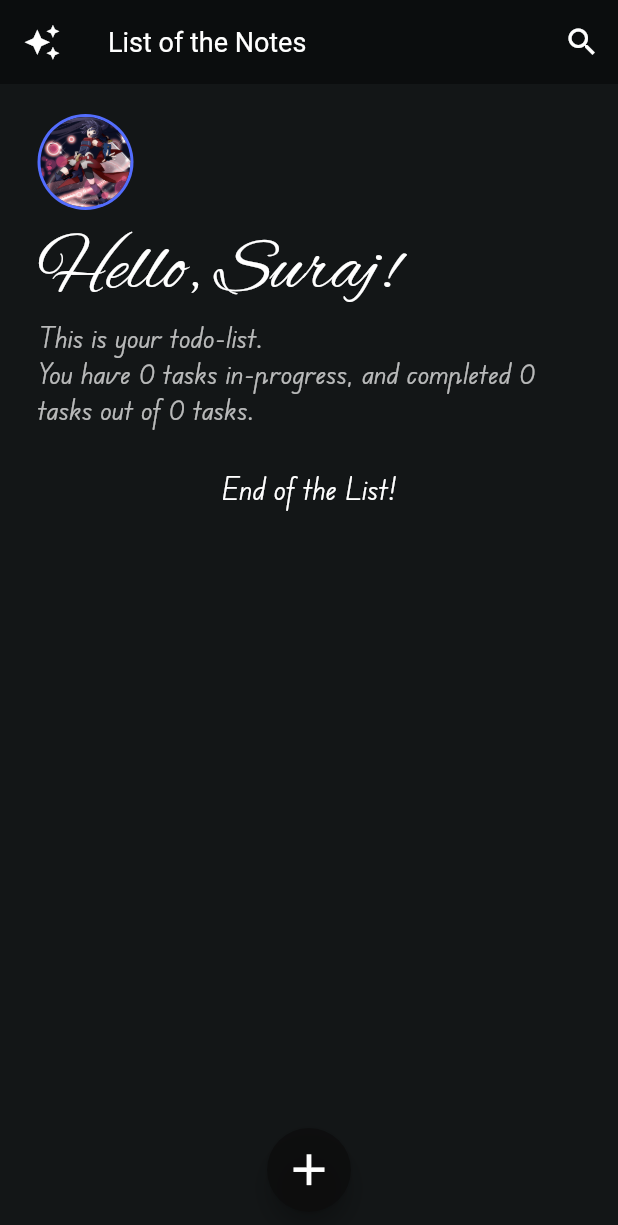
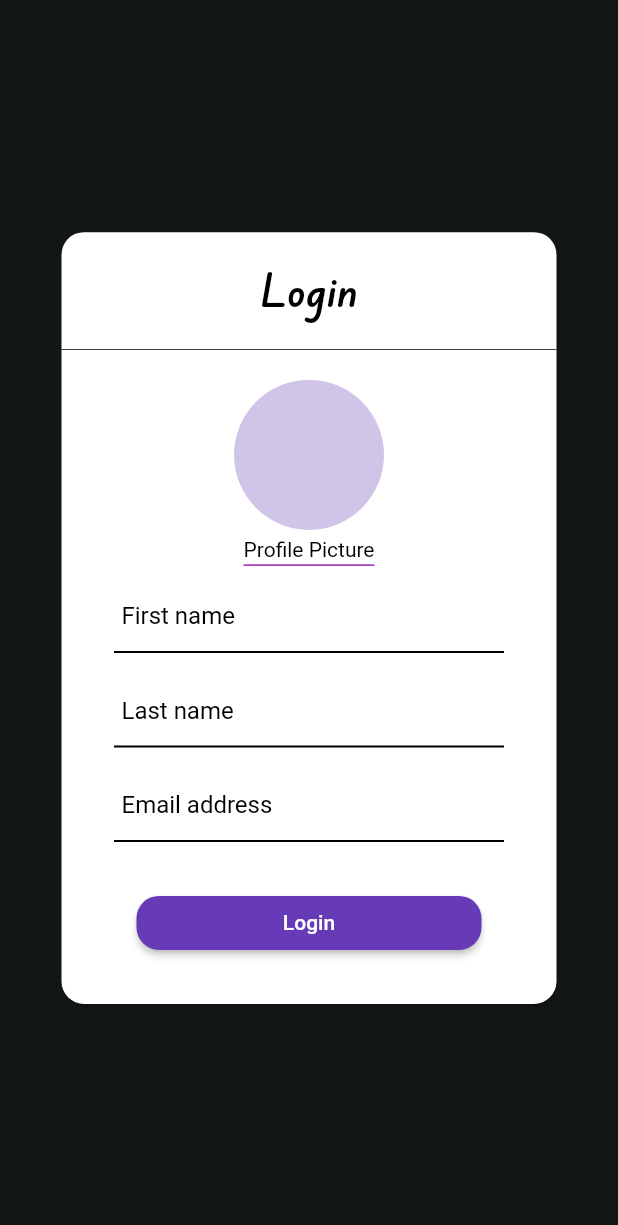
Before and after one commit to surajmgr/Completed_todon_v_a_db, a Flutter app: the screen it shows after launch, on a phone screen of 412 x 824 dp. Shown: the top 1225 px of the screen. Run offline on Flutter 3.47's test engine with Material 2 defaults, Android fonts, the phone set to English and light mode, and no system bars; our stand-ins replace hive, hive_flutter, shared_preferences; missing offline and left inert: build_daemon; accounts and stored records are empty.

Commit message:
try#hive_day4

```diff
--- a/lib/constants/const.dart
+++ b/lib/constants/const.dart
@@ -1 +1,7 @@
+import 'package:shared_preferences/shared_preferences.dart';
+
 bool isChanged = false;
+
+class Constants {
+  static SharedPreferences? prefs;
+}
--- a/lib/main.dart
+++ b/lib/main.dart
@@ -1,8 +1,11 @@
 import 'package:flutter/material.dart';
+import 'package:shared_preferences/shared_preferences.dart';
+import 'package:todon_v_a_db/constants/const.dart';
 import 'package:todon_v_a_db/database/note.dart';
 import 'package:todon_v_a_db/pages/homepg.dart';
 import 'package:hive/hive.dart';
 import 'package:hive_flutter/hive_flutter.dart';
+import 'package:todon_v_a_db/pages/login.dart';
 
 Future main() async {
   // Initialize
@@ -17,6 +20,9 @@ Future main() async {
   await Hive.openBox<Note>('notes');
   await Hive.openBox<UserInfo>('user');
 
+  // Shared Prefs
+  Constants.prefs = await SharedPreferences.getInstance();
+
   // Run the widgets
   runApp(const MyApp());
 }
@@ -26,10 +32,11 @@ class MyApp extends StatelessWidget {
 
   @override
   Widget build(BuildContext context) {
+    Constants.prefs!.setBool("loggedIn", false);
     return MaterialApp(
       debugShowCheckedModeBanner: false,
       title: "New TODO App Practice",
-      home: HomePage(),
+      home: Constants.prefs!.getBool("loggedIn") == true ? HomePage() : Login(),
       theme: ThemeData(
         primaryColor: Colors.white,
         textTheme: Theme.of(context).textTheme.apply(
--- /dev/null
+++ b/lib/pages/login.dart
@@ -0,0 +1,238 @@
+import 'package:flutter/material.dart';
+import 'package:todon_v_a_db/constants/const.dart';
+import 'package:todon_v_a_db/pages/homepg.dart';
+
+class Login extends StatefulWidget {
+  // const Login({super.key});
+
+  @override
+  State<Login> createState() => _LoginState();
+}
+
+class _LoginState extends State<Login> {
+  final firstNameController = TextEditingController();
+  final lastNameController = TextEditingController();
+  final emailController = TextEditingController();
+  // final avatarController;
+  @override
+  Widget build(BuildContext context) {
+    return Scaffold(
+      body: Center(
+        child: Column(
+          mainAxisAlignment: MainAxisAlignment.center,
+          crossAxisAlignment: CrossAxisAlignment.center,
+          children: [
+            Card(
+              shape: RoundedRectangleBorder(
+                borderRadius: BorderRadius.circular(15.0),
+              ),
+              color: Colors.white,
+              child: Column(
+                children: [
+                  Container(
+                    width: 330,
+                    decoration: const BoxDecoration(
+                      border: Border(
+                        bottom: BorderSide(
+                          color: Colors.black,
+                          width: 0.5,
+                        ),
+                      ),
+                    ),
+                    child: const Padding(
+                      padding: EdgeInsets.all(20.0),
+                      child: Text(
+                        "Login",
+                        textAlign: TextAlign.center,
+                        style: TextStyle(
+                          color: Colors.black,
+                          fontFamily: 'Edu VIC',
+                          fontSize: 30,
+                          fontWeight: FontWeight.w600,
+                          // decoration: TextDecoratio
+                        ),
+                      ),
+                    ),
+                  ),
+                  // Profile Picture
+                  Container(
+                    // height: 100,
+                    width: 330,
+                    child: Padding(
+                      padding: const EdgeInsets.only(top: 20),
+                      child: Column(
+                        children: [
+                          CircleAvatar(radius: 50),
+                          const SizedBox(
+                            height: 5,
+                          ),
+                          Container(
+                            padding: const EdgeInsets.only(
+                              bottom: 2, // Space between underline and text
+                            ),
+                            decoration: const BoxDecoration(
+                                border: Border(
+                                    bottom: BorderSide(
+                              color: Colors.purple,
+                              width: 1.0, // Underline thickness
+                            ))),
+                            child: const Text(
+                              "Profile Picture",
+                              style: TextStyle(
+                                color: Colors.black,
+                              ),
+                            ),
+                          ),
+                        ],
+                      ),
+                    ),
+                  ),
+                  // First Name
+                  Container(
+                    width: 320,
+                    child: Padding(
+                      padding: const EdgeInsets.only(
+                          top: 10, bottom: 15, left: 30, right: 30),
+                      child: TextFormField(
+                        maxLength: 15,
+                        maxLines: 1,
+                        controller: firstNameController,
+                        onChanged: (value) {
+                          debugPrint(
+                              "Something changed in the Title Text Field!");
+                        },
+                        style: TextStyle(color: Colors.black),
+                        decoration: InputDecoration(
+                          counterText: "",
+                          labelText: "First name",
+                          labelStyle: TextStyle(color: Colors.black),
+                          enabledBorder: UnderlineInputBorder(
+                            borderSide: const BorderSide(
+                                width: 1.2, color: Colors.black),
+                            // borderRadius: BorderRadius.circular(5.0),
+                          ),
+                          focusedBorder: OutlineInputBorder(
+                            borderSide: const BorderSide(
+                                width: 1.2, color: Colors.purple),
+                            borderRadius: BorderRadius.circular(5.0),
+                          ),
+                          contentPadding: EdgeInsets.only(
+                              left: 5, bottom: 0, top: 5, right: 5),
+                        ),
+                      ),
+                    ),
+                  ),
+                  // Last Name
+                  Container(
+                    width: 320,
+                    child: Padding(
+                      padding: const EdgeInsets.only(
+                          bottom: 15, left: 30, right: 30),
+                      child: TextFormField(
+                        maxLength: 15,
+                        maxLines: 1,
+                        controller: lastNameController,
+                        onChanged: (value) {
+                          debugPrint(
+                              "Something changed in the Title Text Field!");
+                        },
+                        style: TextStyle(color: Colors.black),
+                        decoration: InputDecoration(
+                          counterText: "",
+                          labelText: "Last name",
+                          labelStyle: const TextStyle(color: Colors.black),
+                          enabledBorder: const UnderlineInputBorder(
+                            borderSide:
+                                BorderSide(width: 1.2, color: Colors.black),
+                            // borderRadius: BorderRadius.circular(5.0),
+                          ),
+                          focusedBorder: OutlineInputBorder(
+                            borderSide: const BorderSide(
+                                width: 1.2, color: Colors.purple),
+                            borderRadius: BorderRadius.circular(5.0),
+                          ),
+                          contentPadding: EdgeInsets.only(
+                              left: 5, bottom: 0, top: 5, right: 5),
+                        ),
+                      ),
+                    ),
+                  ),
+                  // Email
+                  Container(
+                    width: 320,
+                    child: Padding(
+                      padding: const EdgeInsets.only(
+                          bottom: 15, left: 30, right: 30),
+                      child: TextFormField(
+                        // maxLength: 15,
+                        maxLines: 1,
+                        controller: emailController,
+                        onChanged: (value) {
+                          debugPrint(
+                              "Something changed in the Title Text Field!");
+                        },
+                        style: TextStyle(color: Colors.black),
+                        decoration: InputDecoration(
+                          counterText: "",
+                          labelText: "Email address",
+                          labelStyle: const TextStyle(color: Colors.black),
+                          enabledBorder: const UnderlineInputBorder(
+                            borderSide:
+                                BorderSide(width: 1.2, color: Colors.black),
+                            // borderRadius: BorderRadius.circular(5.0),
+                          ),
+                          focusedBorder: OutlineInputBorder(
+                            borderSide: const BorderSide(
+                                width: 1.2, color: Colors.purple),
+                            borderRadius: BorderRadius.circular(5.0),
+                          ),
+                          contentPadding: EdgeInsets.only(
+                              left: 5, bottom: 0, top: 5, right: 5),
+                        ),
+                      ),
+                    ),
+                  ),
+                  // Button
+                  Container(
+                    width: 330,
+                    child: Padding(
+                      padding: const EdgeInsets.only(
+                          top: 15, left: 50, right: 50, bottom: 30),
+                      child: ElevatedButton(
+                        style: ButtonStyle(
+                          shape:
+                              MaterialStateProperty.all<RoundedRectangleBorder>(
+                            RoundedRectangleBorder(
+                              borderRadius: BorderRadius.circular(15.0),
+                              // side: BorderSide(color: Colors.red),
+                            ),
+                          ),
+                        ),
+                        onPressed: () {},
+                        child: const Text(
+                          "Login",
+                          // textScaleFactor: 1.5,
+                        ),
+                      ),
+                    ),
+                  )
+                ],
+              ),
+            ),
+          ],
+        ),
+      ),
+    );
+  }
+
+  void navigateToDetails() async {
+    bool res =
+        await Navigator.push(context, MaterialPageRoute(builder: (context) {
+      return HomePage();
+    }));
+    if (res == true) {
+      debugPrint("Hey It's restated!");
+      setState(() {});
+    }
+  }
+}
--- a/pubspec.yaml
+++ b/pubspec.yaml
@@ -39,6 +39,7 @@ dependencies:
   # Use with the CupertinoIcons class for iOS style icons.
   cupertino_icons: ^1.0.2
   provider: ^6.0.3
+  shared_preferences: ^2.0.15
 
 dev_dependencies:
   flutter_test:
```
Also changed, not shown: assets/image_3.jpeg (added), pubspec.lock, 2 other files.
